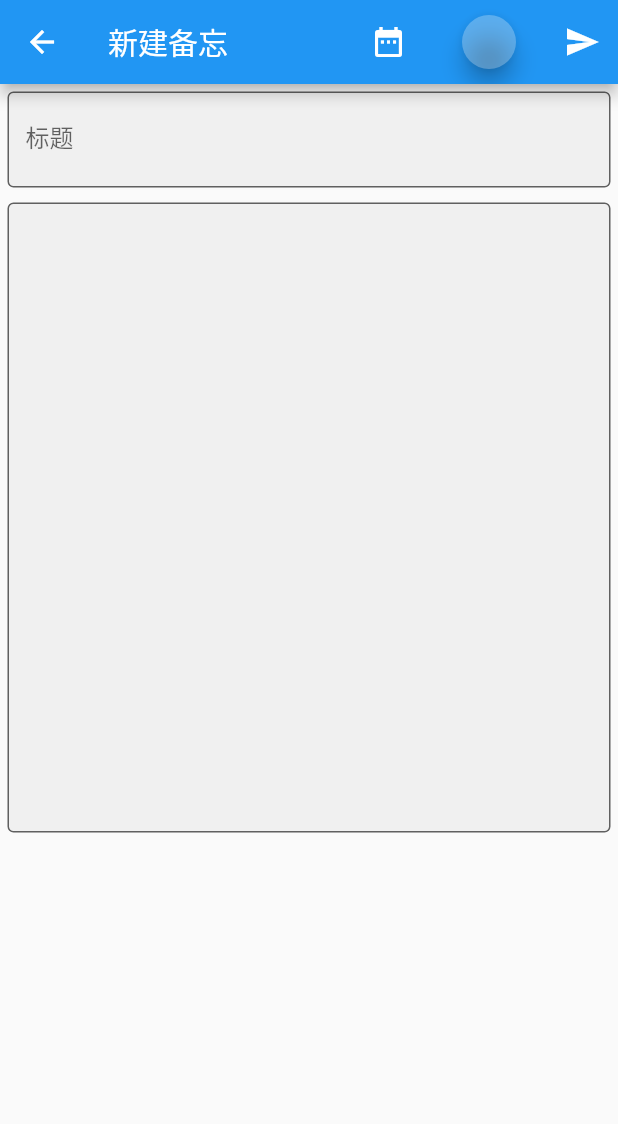
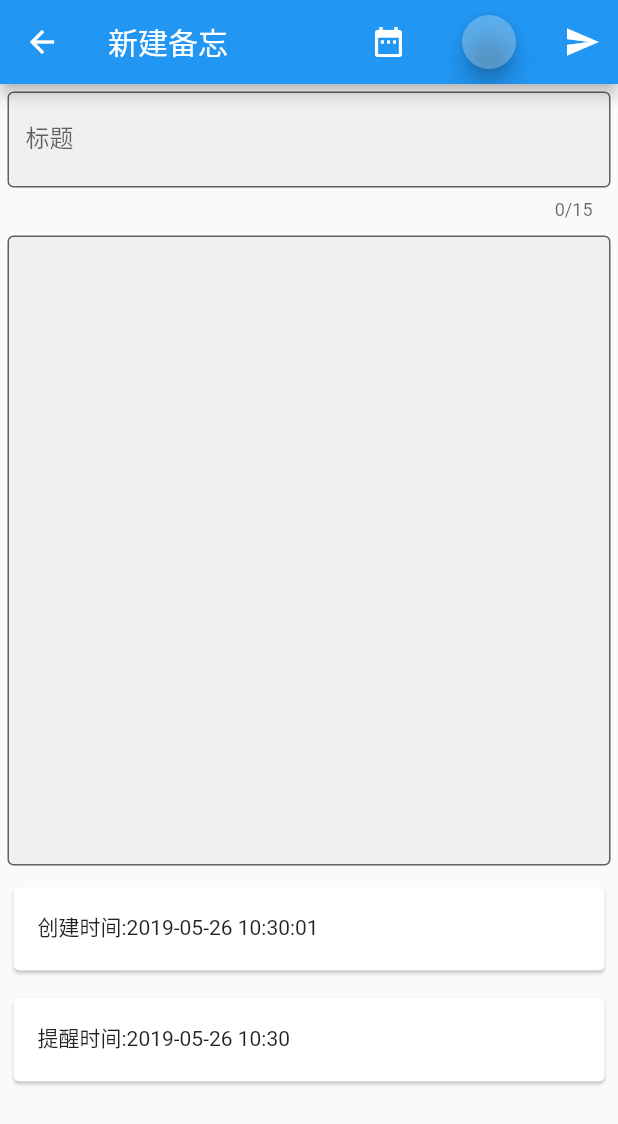
Before and after one commit to laiiihz/firenote, a Flutter app: the StandardEditorPage screen opened directly, on a phone screen of 412 x 824 dp. Shown: the top 1124 px of the screen. Run offline on Flutter 3.47's test engine with Material 2 defaults, Android fonts, the light colour scheme and no system bars; our stand-ins replace shared_preferences, sqflite; accounts and stored records are empty.

Commit message:
update editors

```diff
--- a/lib/Edit/StandardEditor.dart
+++ b/lib/Edit/StandardEditor.dart
@@ -1,3 +1,5 @@
+import 'dart:async';
+
 import 'package:flutter/material.dart';
 import 'package:path/path.dart' as Path;
 import 'package:scoped_model/scoped_model.dart';
@@ -16,7 +18,9 @@ class _StandardEditorState extends State<StandardEditorPage> {
   var _textController = TextEditingController();
   DateTime _dateTime;
   TimeOfDay _dateOfDay;
-  int _timeMillsec;
+  int _timeMillsec=DateTime.now().millisecondsSinceEpoch;
+  DateTime _nowTime=DateTime.now();
+  Timer countdownTimer;
   ///***DATABASE***/
   NoteProvider _noteProvider = NoteProvider();
 
@@ -25,30 +29,50 @@ class _StandardEditorState extends State<StandardEditorPage> {
   Future<Null> _showDatePicker(BuildContext context) async {
     final DateTime _picker = await showDatePicker(
       context: context,
-      initialDate: DateTime.fromMillisecondsSinceEpoch(DateTime.now().millisecondsSinceEpoch-(TimeOfDay.now().minute+TimeOfDay.now().hour*60)*60*1000),
+      initialDate: DateTime.fromMillisecondsSinceEpoch(
+          DateTime.now().millisecondsSinceEpoch -
+              (TimeOfDay.now().minute + TimeOfDay.now().hour * 60) * 60 * 1000),
       firstDate: DateTime(2019, 1, 1),
       lastDate: DateTime(2099),
     );
 
-    if(_picker!=null){
+    if (_picker != null) {
       setState(() {
-        _dateTime=_picker;
+        _dateTime = _picker;
       });
       print(_dateTime);
     }
   }
 
-  Future<Null> _showTimePicker(BuildContext context) async{
-    final TimeOfDay _timePicker=await showTimePicker(context: context, initialTime: TimeOfDay.now());
-    if(_timePicker!=null){
+  Future<Null> _showTimePicker(BuildContext context) async {
+    final TimeOfDay _timePicker =
+        await showTimePicker(context: context, initialTime: TimeOfDay.now());
+    if (_timePicker != null) {
       setState(() {
-        _dateOfDay=_timePicker;
-        _timeMillsec=_dateTime.millisecondsSinceEpoch+(_dateOfDay.hour*60+_dateOfDay.minute)*60*1000;
+        _dateOfDay = _timePicker;
+        _timeMillsec = _dateTime.millisecondsSinceEpoch +
+            (_dateOfDay.hour * 60 + _dateOfDay.minute) * 60 * 1000;
       });
       print(_dateOfDay);
     }
   }
-
+  @override
+  void initState() {
+    // TODO: implement initState
+    super.initState();
+    countdownTimer =  new Timer.periodic(new Duration(seconds: 1), (timer) {
+      setState(() {
+        _nowTime=DateTime.now();
+      });
+    });
+    countdownTimer.tick;
+  }
+  @override
+  void dispose() {
+    // TODO: implement dispose
+    super.dispose();
+    countdownTimer.cancel();
+  }
   @override
   Widget build(BuildContext context) {
     Widget _buildButton(Color color) {
@@ -72,11 +96,12 @@ class _StandardEditorState extends State<StandardEditorPage> {
         actions: <Widget>[
           Padding(
             padding: EdgeInsets.all(5),
-            child: IconButton(icon: Icon(Icons.date_range), onPressed: () {
-              _showTimePicker(context);
-              _showDatePicker(context);
-
-            }),
+            child: IconButton(
+                icon: Icon(Icons.date_range),
+                onPressed: () {
+                  _showTimePicker(context);
+                  _showDatePicker(context);
+                }),
           ),
           Padding(
             padding: EdgeInsets.all(10),
@@ -190,6 +215,7 @@ class _StandardEditorState extends State<StandardEditorPage> {
               cursorColor: Colors.red,
               cursorWidth: 5,
               textInputAction: TextInputAction.next,
+              maxLength: 15,
             ),
           ),
           Padding(
@@ -204,6 +230,24 @@ class _StandardEditorState extends State<StandardEditorPage> {
               minLines: 20,
             ),
           ),
+          Padding(
+            padding: EdgeInsets.all(5),
+            child: Card(
+              child: ListTile(
+                leading: Text('创建时间:'+_nowTime.toString().substring(0,19)),
+              ),
+            ),
+
+          ),
+          Padding(
+            padding: EdgeInsets.all(5),
+            child: Card(
+              child: ListTile(
+                leading: Text('提醒时间:'+DateTime.fromMillisecondsSinceEpoch(_timeMillsec??0).toString().substring(0,16)),
+              ),
+            ),
+
+          ),
         ],
       ),
     );
```
Also changed, not shown: lib/Edit/EditorWithKey.dart (+145 -33 lines).
